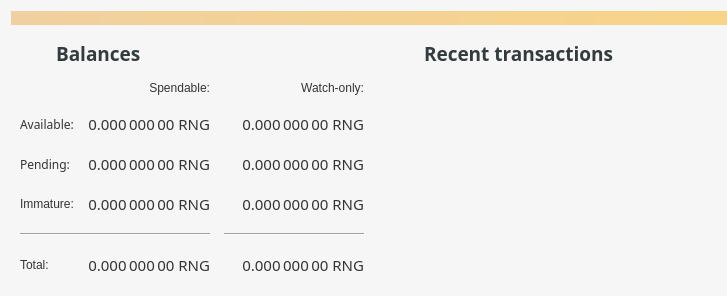
This is src/qt/forms/overviewpage.ui in rngcoin-project/rngcoin as Qt 5 draws it before an edit. The edited form follows.
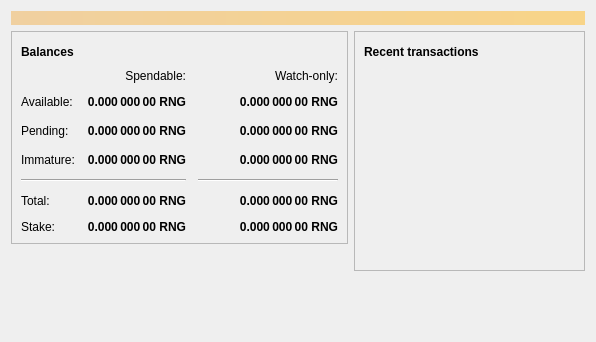
This is the edited form. Icons and pictures are not drawn.

What changed in the file:
```diff
--- a/src/qt/forms/overviewpage.ui
+++ b/src/qt/forms/overviewpage.ui
@@ -6,27 +6,14 @@
    <rect>
     <x>0</x>
     <y>0</y>
-    <width>630</width>
-    <height>289</height>
+    <width>596</width>
+    <height>342</height>
    </rect>
   </property>
   <property name="windowTitle">
    <string>Form</string>
   </property>
-  <property name="styleSheet">
-   <string notr="true">#OverviewPage {
-	background-color:       rgb(246, 246, 247); 
-/*	background-image:     url(:/icons/res/icons/rngcoin.png); */
-	background-repeat:    false;
-	background-position: left bottom;
-}
-
-</string>
-  </property>
   <layout class="QVBoxLayout" name="topLayout">
-   <property name="rightMargin">
-    <number>0</number>
-   </property>
    <item>
     <widget class="QLabel" name="labelAlerts">
      <property name="visible">
@@ -47,13 +34,13 @@
     </widget>
    </item>
    <item>
-    <layout class="QHBoxLayout" name="horizontalLayout" stretch="1,0">
+    <layout class="QHBoxLayout" name="horizontalLayout" stretch="1,1">
      <item>
       <layout class="QVBoxLayout" name="verticalLayout_2">
        <item>
         <widget class="QFrame" name="frame">
          <property name="frameShape">
-          <enum>QFrame::NoFrame</enum>
+          <enum>QFrame::StyledPanel</enum>
          </property>
          <property name="frameShadow">
           <enum>QFrame::Raised</enum>
@@ -61,61 +48,52 @@
          <layout class="QVBoxLayout" name="verticalLayout_4">
           <item>
            <layout class="QHBoxLayout" name="horizontalLayout_4">
-            <item>
-             <widget class="QPushButton" name="labelWalletStatus">
-              <property name="enabled">
-               <bool>true</bool>
-              </property>
-              <property name="maximumSize">
-               <size>
-                <width>30</width>
-                <height>16777215</height>
-               </size>
-              </property>
-              <property name="toolTip">
-               <string>The displayed information may be out of date. Your wallet automatically synchronizes with the RNGCoin network after a connection is established, but this process has not completed yet.</string>
-              </property>
-              <property name="text">
-               <string/>
-              </property>
-              <property name="icon">
-               <iconset resource="../bitcoin.qrc">
-                <normaloff>:/icons/warning</normaloff>
-                <disabledoff>:/icons/warning</disabledoff>:/icons/warning</iconset>
-              </property>
-              <property name="iconSize">
-               <size>
-                <width>24</width>
-                <height>24</height>
-               </size>
-              </property>
-              <property name="flat">
-               <bool>true</bool>
-              </property>
-             </widget>
-            </item>
             <item>
              <widget class="QLabel" name="label_5">
               <property name="font">
                <font>
-                <family>Montserrat</family>
-                <pointsize>14</pointsize>
-                <weight>62</weight>
+                <weight>75</weight>
                 <bold>true</bold>
                </font>
               </property>
-              <property name="styleSheet">
-               <string notr="true">font-size: 14pt;
-font-weight: 500; 
-font-family: &quot;Montserrat&quot;;
-color: rgb(50, 60, 60);
-</string>
-              </property>
               <property name="text">
                <string>Balances</string>
               </property>
              </widget>
             </item>
+            <item>
+             <widget class="QPushButton" name="labelWalletStatus">
+              <property name="enabled">
+               <bool>true</bool>
+              </property>
+              <property name="maximumSize">
+               <size>
+                <width>30</width>
+                <height>16777215</height>
+               </size>
+              </property>
+              <property name="toolTip">
+               <string>The displayed information may be out of date. Your wallet automatically synchronizes with the Rngcoin network after a connection is established, but this process has not completed yet.</string>
+              </property>
+              <property name="text">
+               <string/>
+              </property>
+              <property name="icon">
+               <iconset resource="../bitcoin.qrc">
+                <normaloff>:/icons/warning</normaloff>
+                <disabledoff>:/icons/warning</disabledoff>:/icons/warning</iconset>
+              </property>
+              <property name="iconSize">
+               <size>
+                <width>24</width>
+                <height>24</height>
+               </size>
+              </property>
+              <property name="flat">
+               <bool>true</bool>
+              </property>
+             </widget>
+            </item>
             <item>
              <spacer name="horizontalSpacer_3">
               <property name="orientation">
@@ -131,84 +109,16 @@
             </item>
            </layout>
           </item>
-          <item>
-           <spacer name="verticalSpacer_3">
-            <property name="orientation">
-             <enum>Qt::Vertical</enum>
-            </property>
-            <property name="sizeType">
-             <enum>QSizePolicy::Fixed</enum>
-            </property>
-            <property name="sizeHint" stdset="0">
-             <size>
-              <width>15</width>
-              <height>8</height>
-             </size>
-            </property>
-           </spacer>
-          </item>
           <item>
            <layout class="QGridLayout" name="gridLayout">
-            <property name="horizontalSpacing">
-             <number>14</number>
+            <property name="spacing">
+             <number>12</number>
             </property>
-            <property name="verticalSpacing">
-             <number>18</number>
-            </property>
-            <item row="2" column="3">
-             <spacer name="horizontalSpacer_2">
-              <property name="orientation">
-               <enum>Qt::Horizontal</enum>
-              </property>
-              <property name="sizeHint" stdset="0">
-               <size>
-                <width>40</width>
-                <height>20</height>
-               </size>
-              </property>
-             </spacer>
-            </item>
-            <item row="3" column="2">
-             <widget class="QLabel" name="labelWatchImmature">
-              <property name="font">
-               <font>
-                <family>Montserrat SemiBold</family>
-                <pointsize>11</pointsize>
-                <weight>62</weight>
-                <italic>false</italic>
-                <bold>true</bold>
-               </font>
-              </property>
-              <property name="cursor">
-               <cursorShape>IBeamCursor</cursorShape>
-              </property>
-              <property name="toolTip">
-               <string>Mined balance in watch-only addresses that has not yet matured</string>
-              </property>
-              <property name="styleSheet">
-               <string notr="true">color: rgb(52, 52, 52);
-font: 500 11pt &quot;Montserrat SemiBold&quot;;
-</string>
-              </property>
-              <property name="text">
-               <string notr="true">0.000 000 00 RNG</string>
-              </property>
-              <property name="alignment">
-               <set>Qt::AlignRight|Qt::AlignTrailing|Qt::AlignVCenter</set>
-              </property>
-              <property name="textInteractionFlags">
-               <set>Qt::LinksAccessibleByMouse|Qt::TextSelectableByKeyboard|Qt::TextSelectableByMouse</set>
-              </property>
-             </widget>
-            </item>
             <item row="2" column="2">
              <widget class="QLabel" name="labelWatchPending">
               <property name="font">
                <font>
-                <family>Montserrat SemiBold</family>
-                <pointsize>11</pointsize>
-                <weight>62</weight>
-                <italic>false</italic>
+                <weight>75</weight>
                 <bold>true</bold>
                </font>
               </property>
@@ -218,11 +128,6 @@
               <property name="toolTip">
                <string>Unconfirmed transactions to watch-only addresses</string>
               </property>
-              <property name="styleSheet">
-               <string notr="true">color: rgb(52, 52, 52);
-font: 500 11pt &quot;Montserrat SemiBold&quot;;
-</string>
-              </property>
               <property name="text">
                <string notr="true">0.000 000 00 RNG</string>
               </property>
@@ -238,10 +143,7 @@
              <widget class="QLabel" name="labelUnconfirmed">
               <property name="font">
                <font>
-                <family>Montserrat SemiBold</family>
-                <pointsize>11</pointsize>
-                <weight>62</weight>
-                <italic>false</italic>
+                <weight>75</weight>
                 <bold>true</bold>
                </font>
               </property>
@@ -251,11 +153,31 @@
               <property name="toolTip">
                <string>Total of transactions that have yet to be confirmed, and do not yet count toward the spendable balance</string>
               </property>
-              <property name="styleSheet">
-               <string notr="true">color: rgb(52, 52, 52);
-font: 500 11pt &quot;Montserrat SemiBold&quot;;
-</string>
+              <property name="text">
+               <string notr="true">0.000 000 00 RNG</string>
               </property>
+              <property name="alignment">
+               <set>Qt::AlignRight|Qt::AlignTrailing|Qt::AlignVCenter</set>
+              </property>
+              <property name="textInteractionFlags">
+               <set>Qt::LinksAccessibleByMouse|Qt::TextSelectableByKeyboard|Qt::TextSelectableByMouse</set>
+              </property>
+             </widget>
+            </item>
+            <item row="3" column="2">
+             <widget class="QLabel" name="labelWatchImmature">
+              <property name="font">
+               <font>
+                <weight>75</weight>
+                <bold>true</bold>
+               </font>
+              </property>
+              <property name="cursor">
+               <cursorShape>IBeamCursor</cursorShape>
+              </property>
+              <property name="toolTip">
+               <string>Mined balance in watch-only addresses that has not yet matured</string>
+              </property>
               <property name="text">
                <string notr="true">0.000 000 00 RNG</string>
               </property>
@@ -267,6 +189,13 @@
               </property>
              </widget>
             </item>
+            <item row="4" column="0" colspan="2">
+             <widget class="Line" name="line">
+              <property name="orientation">
+               <enum>Qt::Horizontal</enum>
+              </property>
+             </widget>
+            </item>
             <item row="4" column="2">
              <widget class="Line" name="lineWatchBalance">
               <property name="sizePolicy">
@@ -288,74 +217,16 @@
             </item>
             <item row="5" column="0">
              <widget class="QLabel" name="labelTotalText">
-              <property name="styleSheet">
-               <string notr="true">color: rgb(52, 52, 52);
-font: 9pt &quot;Montserrat&quot;;</string>
-              </property>
               <property name="text">
                <string>Total:</string>
               </property>
              </widget>
             </item>
-            <item row="4" column="0" colspan="2">
-             <widget class="Line" name="line">
-              <property name="orientation">
-               <enum>Qt::Horizontal</enum>
-              </property>
-             </widget>
-            </item>
-            <item row="5" column="1">
-             <widget class="QLabel" name="labelTotal">
-              <property name="font">
-               <font>
-                <family>Montserrat SemiBold</family>
-                <pointsize>11</pointsize>
-                <weight>62</weight>
-                <italic>false</italic>
-                <bold>true</bold>
-               </font>
-              </property>
-              <property name="cursor">
-               <cursorShape>IBeamCursor</cursorShape>
-              </property>
-              <property name="toolTip">
-               <string>Your current total balance</string>
-              </property>
-              <property name="styleSheet">
-               <string notr="true">color: rgb(52, 52, 52);
-font: 500 11pt &quot;Montserrat SemiBold&quot;;
-</string>
-              </property>
-              <property name="text">
-               <string notr="true">0.000 000 00 RNG</string>
-              </property>
-              <property name="alignment">
-               <set>Qt::AlignRight|Qt::AlignTrailing|Qt::AlignVCenter</set>
-              </property>
-              <property name="textInteractionFlags">
-               <set>Qt::LinksAccessibleByMouse|Qt::TextSelectableByKeyboard|Qt::TextSelectableByMouse</set>
-              </property>
-             </widget>
-            </item>
-            <item row="3" column="0">
-             <widget class="QLabel" name="labelImmatureText">
-              <property name="styleSheet">
-               <string notr="true">color: rgb(52, 52, 52);
-font: 9pt &quot;Montserrat&quot;;</string>
-              </property>
-              <property name="text">
-               <string>Immature:</string>
-              </property>
-             </widget>
-            </item>
             <item row="3" column="1">
              <widget class="QLabel" name="labelImmature">
               <property name="font">
                <font>
-                <family>Montserrat SemiBold</family>
-                <pointsize>11</pointsize>
-                <weight>62</weight>
-                <italic>false</italic>
+                <weight>75</weight>
                 <bold>true</bold>
                </font>
               </property>
@@ -365,11 +236,6 @@
               <property name="toolTip">
                <string>Mined balance that has not yet matured</string>
               </property>
-              <property name="styleSheet">
-               <string notr="true">color: rgb(52, 52, 52);
-font: 500 11pt &quot;Montserrat SemiBold&quot;;
-</string>
-              </property>
               <property name="text">
                <string notr="true">0.000 000 00 RNG</string>
               </property>
@@ -381,28 +247,56 @@
               </property>
              </widget>
             </item>
-            <item row="0" column="2">
-             <widget class="QLabel" name="labelWatchonly">
-              <property name="styleSheet">
-               <string notr="true">color: rgb(52, 52, 52);
-font: 10pt &quot;Montserrat&quot;;</string>
+            <item row="2" column="3">
+             <spacer name="horizontalSpacer_2">
+              <property name="orientation">
+               <enum>Qt::Horizontal</enum>
               </property>
+              <property name="sizeHint" stdset="0">
+               <size>
+                <width>40</width>
+                <height>20</height>
+               </size>
+              </property>
+             </spacer>
+            </item>
+            <item row="3" column="0">
+             <widget class="QLabel" name="labelImmatureText">
               <property name="text">
-               <string>Watch-only:</string>
+               <string>Immature:</string>
               </property>
+             </widget>
+            </item>
+            <item row="5" column="1">
+             <widget class="QLabel" name="labelTotal">
+              <property name="font">
+               <font>
+                <weight>75</weight>
+                <bold>true</bold>
+               </font>
+              </property>
+              <property name="cursor">
+               <cursorShape>IBeamCursor</cursorShape>
+              </property>
+              <property name="toolTip">
+               <string>Your current total balance</string>
+              </property>
+              <property name="text">
+               <string notr="true">0.000 000 00 RNG</string>
+              </property>
               <property name="alignment">
                <set>Qt::AlignRight|Qt::AlignTrailing|Qt::AlignVCenter</set>
               </property>
+              <property name="textInteractionFlags">
+               <set>Qt::LinksAccessibleByMouse|Qt::TextSelectableByKeyboard|Qt::TextSelectableByMouse</set>
+              </property>
              </widget>
             </item>
             <item row="5" column="2">
              <widget class="QLabel" name="labelWatchTotal">
               <property name="font">
                <font>
-                <family>Montserrat SemiBold</family>
-                <pointsize>11</pointsize>
-                <weight>62</weight>
-                <italic>false</italic>
+                <weight>75</weight>
                 <bold>true</bold>
                </font>
               </property>
@@ -412,11 +306,6 @@
               <property name="toolTip">
                <string>Current total balance in watch-only addresses</string>
               </property>
-              <property name="styleSheet">
-               <string notr="true">color: rgb(52, 52, 52);
-font: 500 11pt &quot;Montserrat SemiBold&quot;;
-</string>
-              </property>
               <property name="text">
                <string notr="true">0.000 000 00 RNG</string>
               </property>
@@ -428,54 +317,28 @@
               </property>
              </widget>
             </item>
+            <item row="0" column="2">
+             <widget class="QLabel" name="labelWatchonly">
+              <property name="text">
+               <string>Watch-only:</string>
+              </property>
+              <property name="alignment">
+               <set>Qt::AlignRight|Qt::AlignTrailing|Qt::AlignVCenter</set>
+              </property>
+             </widget>
+            </item>
             <item row="1" column="0">
              <widget class="QLabel" name="labelBalanceText">
-              <property name="font">
-               <font>
-                <family>Montserrat</family>
-                <pointsize>9</pointsize>
-                <weight>50</weight>
-                <italic>false</italic>
-                <bold>false</bold>
-               </font>
-              </property>
-              <property name="styleSheet">
-               <string notr="true">color: rgb(52, 52, 52);
-font: 9pt &quot;Montserrat&quot;;</string>
-              </property>
               <property name="text">
                <string>Available:</string>
               </property>
              </widget>
             </item>
-            <item row="2" column="0">
-             <widget class="QLabel" name="labelPendingText">
-              <property name="font">
-               <font>
-                <family>Montserrat</family>
-                <pointsize>9</pointsize>
-                <weight>50</weight>
-                <italic>false</italic>
-                <bold>false</bold>
-               </font>
-              </property>
-              <property name="styleSheet">
-               <string notr="true">color: rgb(52, 52, 52);
-font: 9pt &quot;Montserrat&quot;;</string>
-              </property>
-              <property name="text">
-               <string>Pending:</string>
-              </property>
-             </widget>
-            </item>
             <item row="1" column="1">
              <widget class="QLabel" name="labelBalance">
               <property name="font">
                <font>
-                <family>Montserrat SemiBold</family>
-                <pointsize>11</pointsize>
-                <weight>62</weight>
-                <italic>false</italic>
+                <weight>75</weight>
                 <bold>true</bold>
                </font>
               </property>
@@ -485,11 +348,6 @@
               <property name="toolTip">
                <string>Your current spendable balance</string>
               </property>
-              <property name="styleSheet">
-               <string notr="true">color: rgb(52, 52, 52);
-font: 500 11pt &quot;Montserrat SemiBold&quot;;
-</string>
-              </property>
               <property name="text">
                <string notr="true">0.000 000 00 RNG</string>
               </property>
@@ -505,10 +363,7 @@
              <widget class="QLabel" name="labelWatchAvailable">
               <property name="font">
                <font>
-                <family>Montserrat SemiBold</family>
-                <pointsize>11</pointsize>
-                <weight>62</weight>
-                <italic>false</italic>
+                <weight>75</weight>
                 <bold>true</bold>
                </font>
               </property>
@@ -518,11 +373,6 @@
               <property name="toolTip">
                <string>Your current balance in watch-only addresses</string>
               </property>
-              <property name="styleSheet">
-               <string notr="true">color: rgb(52, 52, 52);
-font: 500 11pt &quot;Montserrat SemiBold&quot;;
-</string>
-              </property>
               <property name="text">
                <string notr="true">0.000 000 00 RNG</string>
               </property>
@@ -534,12 +384,15 @@
               </property>
              </widget>
             </item>
+            <item row="2" column="0">
+             <widget class="QLabel" name="labelPendingText">
+              <property name="text">
+               <string>Pending:</string>
+              </property>
+             </widget>
+            </item>
             <item row="0" column="1">
              <widget class="QLabel" name="labelSpendable">
-              <property name="styleSheet">
-               <string notr="true">color: rgb(52, 52, 52);
-font: 10pt &quot;Montserrat&quot;;</string>
-              </property>
               <property name="text">
                <string>Spendable:</string>
               </property>
@@ -548,6 +401,63 @@
               </property>
              </widget>
             </item>
+            <item row="6" column="0">
+             <widget class="QLabel" name="labelStakeText">
+              <property name="text">
+               <string>Stake:</string>
+              </property>
+             </widget>
+            </item>
+            <item row="6" column="1">
+             <widget class="QLabel" name="labelStake">
+              <property name="font">
+               <font>
+                <weight>75</weight>
+                <bold>true</bold>
+               </font>
+              </property>
+              <property name="cursor">
+               <cursorShape>IBeamCursor</cursorShape>
+              </property>
+              <property name="toolTip">
+               <string>Your current balance that is used in stake generation</string>
+              </property>
+              <property name="text">
+               <string notr="true">0.000 000 00 RNG</string>
+              </property>
+              <property name="alignment">
+               <set>Qt::AlignRight|Qt::AlignTrailing|Qt::AlignVCenter</set>
+              </property>
+              <property name="textInteractionFlags">
+               <set>Qt::LinksAccessibleByMouse|Qt::TextSelectableByKeyboard|Qt::TextSelectableByMouse</set>
+              </property>
+             </widget>
+            </item>
+            <item row="6" column="2">
+             <widget class="QLabel" name="labelWatchStake">
+              <property name="font">
+               <font>
+                <weight>75</weight>
+                <bold>true</bold>
+               </font>
+              </property>
+              <property name="cursor">
+               <cursorShape>IBeamCursor</cursorShape>
+              </property>
+              <property name="toolTip">
+               <string>Your current balance that is used for stake generation in watch-only addresses</string>
+              </property>
+              <property name="text">
+               <string notr="true">0.000 000 00 RNG</string>
+              </property>
+              <property name="alignment">
+               <set>Qt::AlignRight|Qt::AlignTrailing|Qt::AlignVCenter</set>
+              </property>
+              <property name="textInteractionFlags">
+               <set>Qt::LinksAccessibleByMouse|Qt::TextSelectableByKeyboard|Qt::TextSelectableByMouse</set>
+              </property>
+             </widget>
+            </item>
            </layout>
           </item>
          </layout>
@@ -572,27 +482,8 @@
       <layout class="QVBoxLayout" name="verticalLayout_3">
        <item>
         <widget class="QFrame" name="frame_2">
-         <property name="sizePolicy">
-          <sizepolicy hsizetype="Preferred" vsizetype="Preferred">
-           <horstretch>0</horstretch>
-           <verstretch>0</verstretch>
-          </sizepolicy>
-         </property>
-         <property name="autoFillBackground">
-          <bool>false</bool>
-         </property>
-         <property name="styleSheet">
-          <string notr="true">#frame_2                                                          
-{                                                                      
-    background-color:       rgb(246, 246, 247);                        
-    background-image:     url(:/icons/res/icons/overview_page_bkg.png);
-    background-repeat:    false;                                       
-    background-position: right bottom;                                 
-                                                                       
-}                                                                      </string>
-         </property>
          <property name="frameShape">
-          <enum>QFrame::NoFrame</enum>
+          <enum>QFrame::StyledPanel</enum>
          </property>
          <property name="frameShadow">
           <enum>QFrame::Raised</enum>
@@ -600,68 +491,48 @@
          <layout class="QVBoxLayout" name="verticalLayout">
           <item>
            <layout class="QHBoxLayout" name="horizontalLayout_2">
-            <item>
-             <widget class="QPushButton" name="labelTransactionsStatus">
-              <property name="enabled">
-               <bool>true</bool>
-              </property>
-              <property name="maximumSize">
-               <size>
-                <width>30</width>
-                <height>16777215</height>
-               </size>
-              </property>
-              <property name="toolTip">
-               <string>The displayed information may be out of date. Your wallet automatically synchronizes with the RNGCoin network after a connection is established, but this process has not completed yet.</string>
-              </property>
-              <property name="text">
-               <string/>
-              </property>
-              <property name="icon">
-               <iconset resource="../bitcoin.qrc">
-                <normaloff>:/icons/warning</normaloff>
-                <disabledoff>:/icons/warning</disabledoff>:/icons/warning</iconset>
-              </property>
-              <property name="iconSize">
-               <size>
-                <width>24</width>
-                <height>24</height>
-               </size>
-              </property>
-              <property name="flat">
-               <bool>true</bool>
-              </property>
-             </widget>
-            </item>
             <item>
              <widget class="QLabel" name="label_4">
-              <property name="sizePolicy">
-               <sizepolicy hsizetype="Maximum" vsizetype="Preferred">
-                <horstretch>0</horstretch>
-                <verstretch>0</verstretch>
-               </sizepolicy>
-              </property>
               <property name="font">
                <font>
-                <family>Montserrat</family>
-                <pointsize>14</pointsize>
-                <weight>62</weight>
+                <weight>75</weight>
                 <bold>true</bold>
                </font>
               </property>
-              <property name="styleSheet">
-               <string notr="true">font-size: 14pt;
-font-weight: 500; 
-font-family: &quot;Montserrat&quot;;
-color: rgb(50, 60, 60);</string>
-              </property>
               <property name="text">
                <string>Recent transactions</string>
               </property>
-              <property name="scaledContents">
-               <bool>false</bool>
+             </widget>
+            </item>
+            <item>
+             <widget class="QPushButton" name="labelTransactionsStatus">
+              <property name="enabled">
+               <bool>true</bool>
               </property>
-              <property name="wordWrap">
+              <property name="maximumSize">
+               <size>
+                <width>30</width>
+                <height>16777215</height>
+               </size>
+              </property>
+              <property name="toolTip">
+               <string>The displayed information may be out of date. Your wallet automatically synchronizes with the Rngcoin network after a connection is established, but this process has not completed yet.</string>
+              </property>
+              <property name="text">
+               <string/>
+              </property>
+              <property name="icon">
+               <iconset resource="../bitcoin.qrc">
+                <normaloff>:/icons/warning</normaloff>
+                <disabledoff>:/icons/warning</disabledoff>:/icons/warning</iconset>
+              </property>
+              <property name="iconSize">
+               <size>
+                <width>24</width>
+                <height>24</height>
+               </size>
+              </property>
+              <property name="flat">
                <bool>true</bool>
               </property>
              </widget>
@@ -683,21 +554,6 @@
           </item>
           <item>
            <widget class="QListView" name="listTransactions">
-            <property name="sizePolicy">
-             <sizepolicy hsizetype="MinimumExpanding" vsizetype="Expanding">
-              <horstretch>0</horstretch>
-              <verstretch>0</verstretch>
-             </sizepolicy>
-            </property>
-            <property name="minimumSize">
-             <size>
-              <width>330</width>
-              <height>0</height>
-             </size>
-            </property>
-            <property name="autoFillBackground">
-             <bool>false</bool>
-            </property>
             <property name="styleSheet">
              <string notr="true">QListView { background: transparent; }</string>
             </property>
@@ -715,22 +571,22 @@
             </property>
            </widget>
           </item>
-          <item>
-           <spacer name="verticalSpacer_2">
-            <property name="orientation">
-             <enum>Qt::Vertical</enum>
-            </property>
-            <property name="sizeHint" stdset="0">
-             <size>
-              <width>20</width>
-              <height>40</height>
-             </size>
-            </property>
-           </spacer>
-          </item>
          </layout>
         </widget>
        </item>
+       <item>
+        <spacer name="verticalSpacer_2">
+         <property name="orientation">
+          <enum>Qt::Vertical</enum>
+         </property>
+         <property name="sizeHint" stdset="0">
+          <size>
+           <width>20</width>
+           <height>40</height>
+          </size>
+         </property>
+        </spacer>
+       </item>
       </layout>
      </item>
     </layout>
```
Left out of the diff: 4 changed lines with no effect on the pictures.
